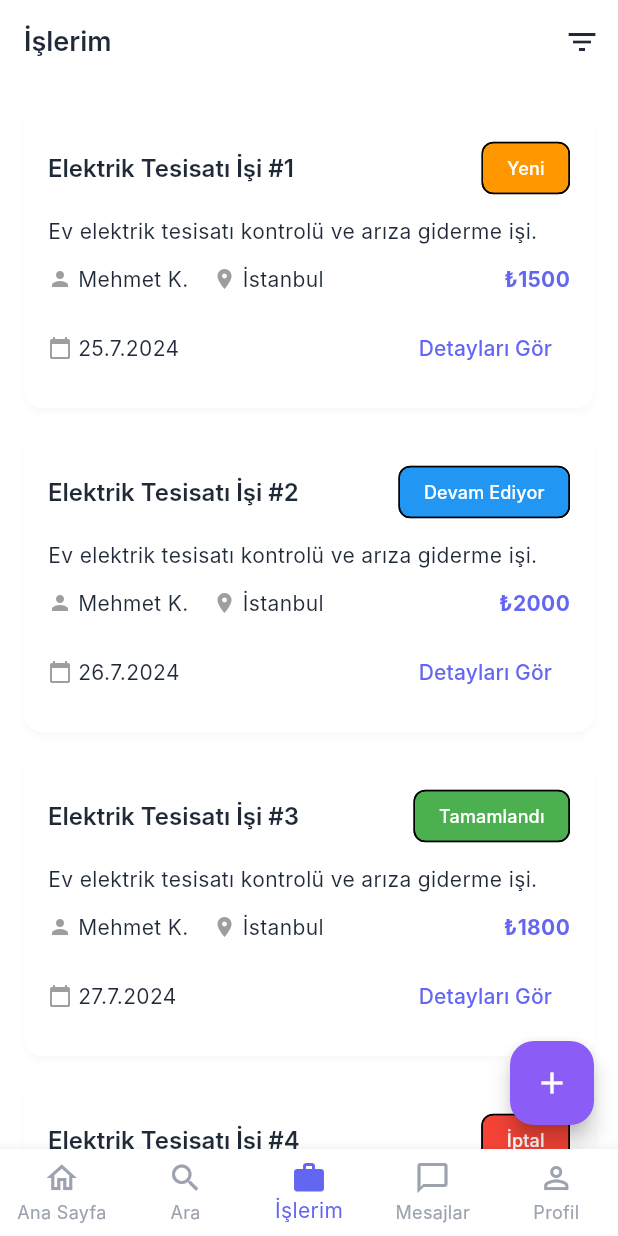
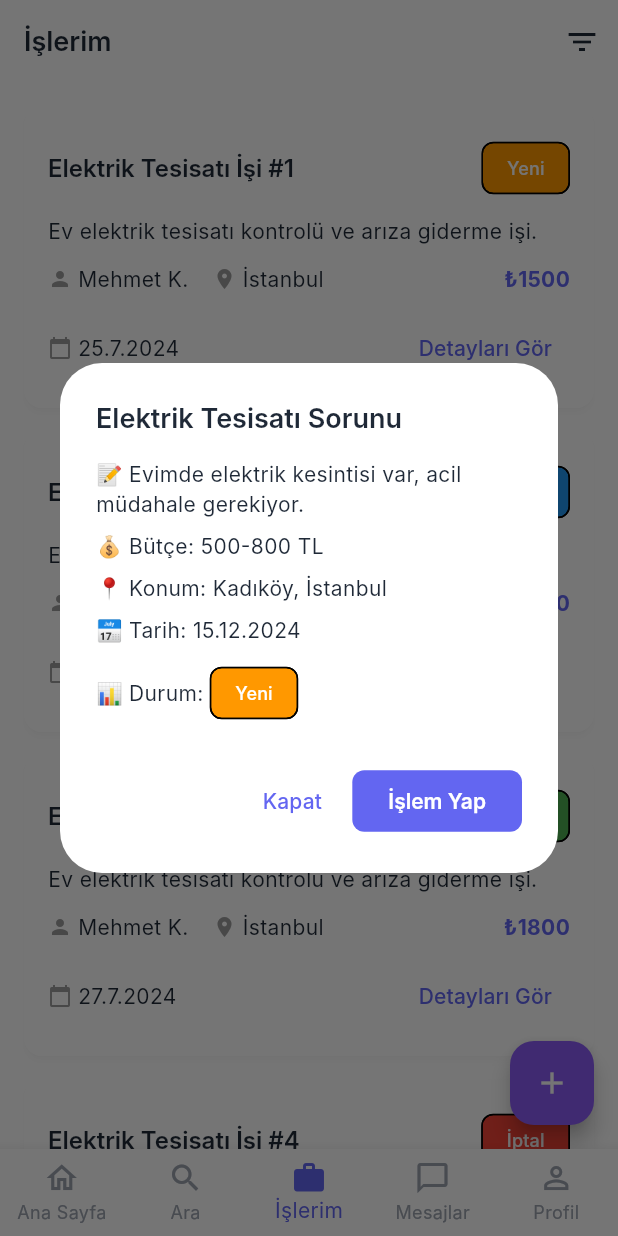
Before and after one commit to sudeaydin/ustaapp, a Flutter app: the JobsScreen screen opened by its route, after a tap on "Detayları Gör", on a phone screen of 412 x 824 dp. Run offline on Flutter 3.47's test engine with Material 3 defaults, Android fonts, the phone set to English and light mode, and no system bars; our stand-ins replace flutter_riverpod, go_router, shared_preferences; accounts and stored records are empty; Roboto replaces fonts that are missing (Inter).

Commit message:
🔧 Fix Navigation & Interactions
✅ Fixed 4 Major Issues:

1️⃣ Home Screen - Recent Activity:
   - 'Son İşlerime' now navigates to /jobs page
   - Added proper context.go('/jobs') functionality

2️⃣ Jobs Screen - Job Details:
   - 'Detayları Gör' now shows detailed job dialog
   - Added dummy job data with full information
   - Interactive dialog with job actions

3️⃣ Logout Functionality:
   - Fixed logout from home screen menu
   - Fixed logout from profile screen
   - Both now properly navigate to /login after logout

4️⃣ Profile Screen - Menu Options:
   - All profile tabs now show info dialogs
   - Added personal info, security, notifications, payments, help, about
   - Each option shows relevant dummy content

🎯 All interactions now work properly with dummy data!

```diff
--- a/ustam_mobile_app/lib/features/home/screens/home_screen.dart
+++ b/ustam_mobile_app/lib/features/home/screens/home_screen.dart
@@ -30,6 +30,7 @@ class HomeScreen extends ConsumerWidget {
                   break;
                 case 'logout':
                   ref.read(authProvider.notifier).logout();
+                  context.go('/login');
                   break;
               }
             },
@@ -334,6 +335,7 @@ class HomeScreen extends ConsumerWidget {
             ),
             onTap: () {
               // Navigate to job detail
+              context.go('/jobs');
             },
           ),
         );
--- a/ustam_mobile_app/lib/features/jobs/screens/jobs_screen.dart
+++ b/ustam_mobile_app/lib/features/jobs/screens/jobs_screen.dart
@@ -79,7 +79,10 @@ class JobsScreen extends ConsumerWidget {
                       Text('${DateTime.now().day + index}.${DateTime.now().month}.2024'),
                       const Spacer(),
                       TextButton(
-                        onPressed: () {},
+                        onPressed: () {
+                          // Navigate to job detail page
+                          _showJobDetail(context, index);
+                        },
                         child: const Text('Detayları Gör'),
                       ),
                     ],
@@ -95,6 +98,79 @@ class JobsScreen extends ConsumerWidget {
           // Add new job request
         },
         child: const Icon(Icons.add),
+      ),
+    );
+  }
+
+  void _showJobDetail(BuildContext context, int index) {
+    final jobs = [
+      {
+        'title': 'Elektrik Tesisatı Sorunu',
+        'description': 'Evimde elektrik kesintisi var, acil müdahale gerekiyor.',
+        'price': '500-800 TL',
+        'location': 'Kadıköy, İstanbul',
+        'date': '15.12.2024',
+        'status': 'Yeni'
+      },
+      {
+        'title': 'Su Tesisatı Tamiri',
+        'description': 'Mutfak lavabosunda su kaçağı mevcut.',
+        'price': '300-500 TL',
+        'location': 'Beşiktaş, İstanbul',
+        'date': '14.12.2024',
+        'status': 'Devam Ediyor'
+      },
+      {
+        'title': 'Daire Boyası',
+        'description': '2+1 daire tamamen boyanacak.',
+        'price': '2000-3000 TL',
+        'location': 'Şişli, İstanbul',
+        'date': '13.12.2024',
+        'status': 'Tamamlandı'
+      },
+    ];
+
+    final job = jobs[index % jobs.length];
+
+    showDialog(
+      context: context,
+      builder: (context) => AlertDialog(
+        title: Text(job['title']!),
+        content: Column(
+          mainAxisSize: MainAxisSize.min,
+          crossAxisAlignment: CrossAxisAlignment.start,
+          children: [
+            Text('📝 ${job['description']}'),
+            const SizedBox(height: 8),
+            Text('💰 Bütçe: ${job['price']}'),
+            const SizedBox(height: 8),
+            Text('📍 Konum: ${job['location']}'),
+            const SizedBox(height: 8),
+            Text('📅 Tarih: ${job['date']}'),
+            const SizedBox(height: 8),
+            Row(
+              children: [
+                const Text('📊 Durum: '),
+                _buildStatusChip(job['status']!),
+              ],
+            ),
+          ],
+        ),
+        actions: [
+          TextButton(
+            onPressed: () => Navigator.of(context).pop(),
+            child: const Text('Kapat'),
+          ),
+          ElevatedButton(
+            onPressed: () {
+              Navigator.of(context).pop();
+              ScaffoldMessenger.of(context).showSnackBar(
+                const SnackBar(content: Text('İş detayları güncellendi')),
+              );
+            },
+            child: const Text('İşlem Yap'),
+          ),
+        ],
       ),
     );
   }
```
Also changed, not shown: ustam_mobile_app/lib/features/profile/screens/profile_screen.dart (+24 -6 lines).
